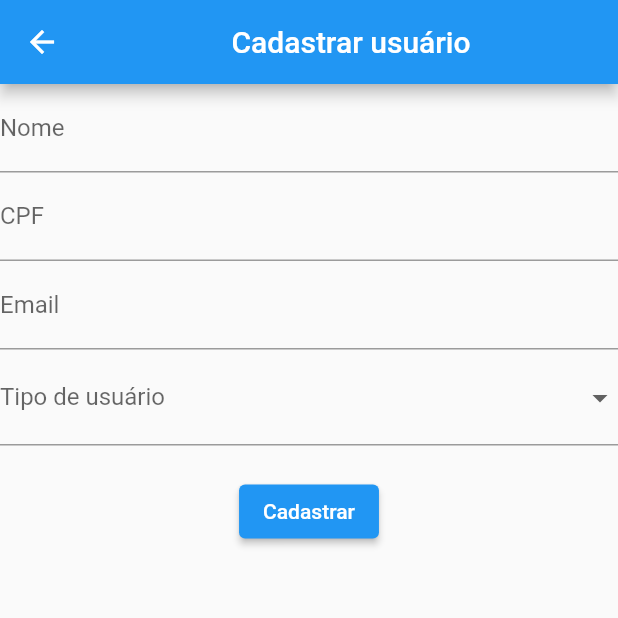
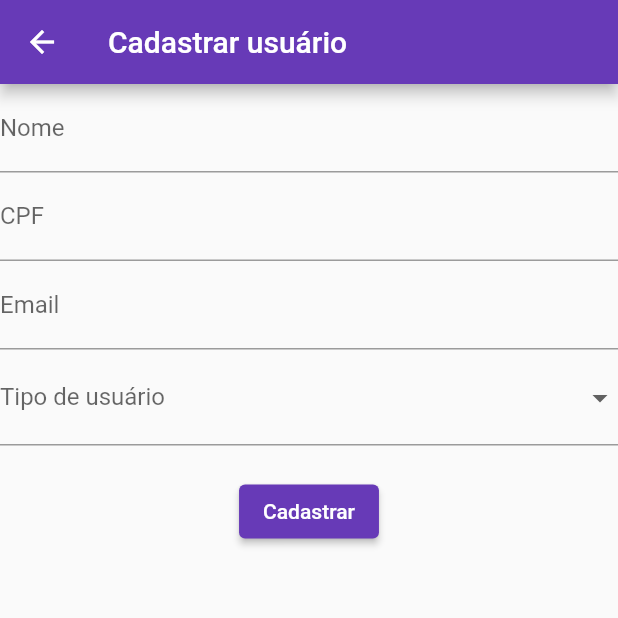
Before and after one commit to lopes-adriano/condominio, a Flutter app: the screen it shows after launch, after a tap on "Cadastrar usuários", on a phone screen of 412 x 824 dp, the top half of it. Run offline on Flutter 3.47's test engine with Material 2 defaults, Android fonts, the phone set to English and light mode, and no system bars; our stand-ins replace brasil_fields, cloud_firestore, email_validator, firebase_core, mask_text_input_formatter; accounts and stored records are empty.

Commit message:
UI update

```diff
--- a/lib/main.dart
+++ b/lib/main.dart
@@ -21,7 +21,7 @@ class MainApp extends StatelessWidget {
     return MaterialApp(
       title: 'Flutter Home Screen',
       theme: ThemeData(
-        primarySwatch: Colors.blue,
+        primarySwatch: Colors.deepPurple,
       ),
       initialRoute: '/',
       routes: {
--- a/lib/screens/home_screen.dart
+++ b/lib/screens/home_screen.dart
@@ -13,18 +13,24 @@ class HomeScreen extends StatelessWidget {
         child: Column(
           mainAxisAlignment: MainAxisAlignment.center,
           children: <Widget>[
-            ElevatedButton(
+            SizedBox(
+              width: 160,
+              child: ElevatedButton(
                 onPressed: () {
                   Navigator.pushNamed(context, '/signup');
                 },
                 child: const Text('Cadastrar usuários'),
               ),
+            ),
             const SizedBox(width: 10),
-            ElevatedButton(
+            SizedBox(
+              width: 160,
+              child: ElevatedButton(
                 onPressed: () {
                   Navigator.pushNamed(context, '/read_users');
                 },
                 child: const Text('Ver usuários'),
+              ),
             ),
           ],
         ),
--- a/lib/screens/read_users.dart
+++ b/lib/screens/read_users.dart
@@ -41,7 +41,7 @@ class _ReadUsersState extends State<ReadUsers> {
   Widget build(BuildContext context) {
     return Scaffold(
       appBar: AppBar(
-        title: const Text('Users'),
+        title: const Text('Usuários'),
       ),
       body: Column(
         children: [
--- a/lib/screens/sign_up.dart
+++ b/lib/screens/sign_up.dart
@@ -10,7 +10,7 @@ class SignUp extends StatelessWidget {
   Widget build(BuildContext context) {
     return Scaffold(
       appBar: AppBar(
-        title: const Center(child: Text('Cadastrar usuário')),
+        title: const Text('Cadastrar usuário'),
       ),
       body:  const SingleChildScrollView(
         child: UserFieldsForm(),
```
Lines whose indentation alone changed are shown as unchanged.
